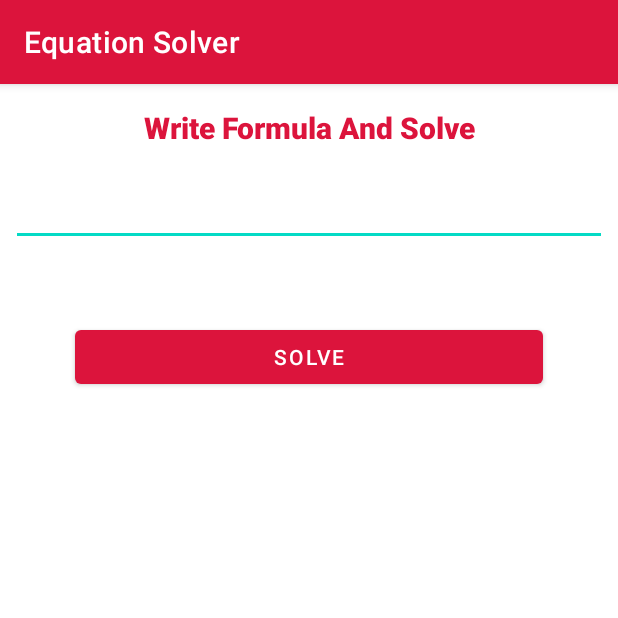
After one commit to Ahmed-hussien90/Equation_Solver, an Android app: the Calculate screen opened directly, with no data from a screen before it, on a phone screen of 412 x 824 dp, the top half of it. The commit adds this screen. Run offline under Robolectric (Android 15) with nearby library versions, the phone set to English and light mode, and no system bars; libraries missing offline, so code that uses them is left out: es.dmoral.toasty.

Commit message:
calculate manually

```diff
--- a/app/src/main/java/com/example/equationsolver/Binarzition.java
+++ b/app/src/main/java/com/example/equationsolver/Binarzition.java
@@ -36,7 +36,7 @@ import java.io.OutputStream;
 
 public class Binarzition extends AppCompatActivity implements View.OnClickListener, AppCompatSeekBar.OnSeekBarChangeListener {
     private ImageView img;
-    private SeekBar seekBar;
+    private AppCompatSeekBar seekBar;
     private Pix pix;
     private FloatingActionButton fab;
     public static Bitmap umbralization;
--- /dev/null
+++ b/app/src/main/java/com/example/equationsolver/Calculate.java
@@ -0,0 +1,79 @@
+package com.example.equationsolver;
+
+import androidx.appcompat.app.AppCompatActivity;
+
+import android.content.Context;
+import android.os.Bundle;
+import android.view.View;
+import android.view.animation.Animation;
+import android.view.animation.AnimationUtils;
+import android.widget.Button;
+import android.widget.EditText;
+import android.widget.ImageButton;
+import android.widget.LinearLayout;
+import android.widget.TextView;
+import android.widget.Toast;
+
+import com.example.equationsolver.solver.Solver;
+
+import es.dmoral.toasty.Toasty;
+
+public class Calculate extends AppCompatActivity {
+    private EditText editFormula;
+    private Button solveBtn;
+    private LinearLayout resLayout;
+    private TextView resText;
+    private ImageButton copyBtn;
+
+    @Override
+    protected void onCreate(Bundle savedInstanceState) {
+        super.onCreate(savedInstanceState);
+        setContentView(R.layout.activity_calculate);
+
+        editFormula = findViewById(R.id.formulaText);
+        solveBtn = findViewById(R.id.solveBTN);
+        resLayout = findViewById(R.id.resLayout2);
+        resText = findViewById(R.id.solText2);
+        copyBtn = findViewById(R.id.copyBtn2);
+
+        resLayout.setVisibility(View.GONE);
+
+
+
+        solveBtn.setOnClickListener(new View.OnClickListener() {
+            @Override
+            public void onClick(View view) {
+                String input = editFormula.getText().toString();
+                Solver solver = new Solver();
+                String res = solver.parseString(input);
+                resText.setText(res);
+                Animation slideInLAnim;
+                slideInLAnim = AnimationUtils.loadAnimation(getApplicationContext(), android.R.anim.slide_in_left);
+                resLayout.setVisibility(View.VISIBLE);
+                resLayout.startAnimation(slideInLAnim);
+            }
+        });
+
+        copyBtn.setOnClickListener(new View.OnClickListener() {
+            @Override
+            public void onClick(View view) {
+
+                int sdk = android.os.Build.VERSION.SDK_INT;
+                if (sdk < android.os.Build.VERSION_CODES.HONEYCOMB) {
+                    android.text.ClipboardManager clipboard = (android.text.ClipboardManager) getSystemService(Context.CLIPBOARD_SERVICE);
+                    clipboard.setText(resText.getText().toString());
+                } else {
+                    android.content.ClipboardManager clipboard = (android.content.ClipboardManager) getSystemService(Context.CLIPBOARD_SERVICE);
+                    android.content.ClipData clip = android.content.ClipData.newPlainText("simple text", resText.getText().toString());
+                    clipboard.setPrimaryClip(clip);
+                }
+
+                Toasty.success(Calculate.this, " Copied ", Toast.LENGTH_SHORT, true).show();
+
+
+            }
+        });
+
+
+    }
+}
--- a/app/src/main/java/com/example/equationsolver/DataDao.java
+++ b/app/src/main/java/com/example/equationsolver/DataDao.java
@@ -23,6 +23,6 @@ interface DataDao {
     @Insert
     Completable insertAll(Data... data);
 
-    @Delete
-    Completable delete(Data data);
+    @Query("DELETE FROM data WHERE Did = :id")
+    void delete(int id);
 }
--- /dev/null
+++ b/app/src/main/res/drawable/ic_baseline_delete_24.xml
@@ -0,0 +1,5 @@
+<vector android:height="32dp" android:tint="#DC143C"
+    android:viewportHeight="24" android:viewportWidth="24"
+    android:width="32dp" xmlns:android="http://schemas.android.com/apk/res/android">
+    <path android:fillColor="@android:color/white" android:pathData="M6,19c0,1.1 0.9,2 2,2h8c1.1,0 2,-0.9 2,-2V7H6v12zM19,4h-3.5l-1,-1h-5l-1,1H5v2h14V4z"/>
+</vector>
--- a/app/src/main/res/drawable/ic_baseline_save_24.xml
+++ b/app/src/main/res/drawable/ic_baseline_save_24.xml
@@ -1,5 +1,5 @@
-<vector android:height="32dp" android:tint="#DC143C"
+<vector android:height="24dp" android:tint="#DC143C"
     android:viewportHeight="24" android:viewportWidth="24"
-    android:width="32dp" xmlns:android="http://schemas.android.com/apk/res/android">
+    android:width="24dp" xmlns:android="http://schemas.android.com/apk/res/android">
     <path android:fillColor="@android:color/white" android:pathData="M17,3L5,3c-1.11,0 -2,0.9 -2,2v14c0,1.1 0.89,2 2,2h14c1.1,0 2,-0.9 2,-2L21,7l-4,-4zM12,19c-1.66,0 -3,-1.34 -3,-3s1.34,-3 3,-3 3,1.34 3,3 -1.34,3 -3,3zM15,9L5,9L5,5h10v4z"/>
 </vector>
--- a/app/src/main/res/drawable/ic_baseline_send_24.xml
+++ b/app/src/main/res/drawable/ic_baseline_send_24.xml
@@ -1,5 +1,5 @@
-<vector android:autoMirrored="true" android:height="32dp"
+<vector android:autoMirrored="true" android:height="24dp"
     android:tint="#DC143C" android:viewportHeight="24"
-    android:viewportWidth="24" android:width="32dp" xmlns:android="http://schemas.android.com/apk/res/android">
+    android:viewportWidth="24" android:width="24dp" xmlns:android="http://schemas.android.com/apk/res/android">
     <path android:fillColor="@android:color/white" android:pathData="M2.01,21L23,12 2.01,3 2,10l15,2 -15,2z"/>
 </vector>
--- /dev/null
+++ b/app/src/main/res/layout/activity_calculate.xml
@@ -0,0 +1,100 @@
+<?xml version="1.0" encoding="utf-8"?>
+<RelativeLayout xmlns:android="http://schemas.android.com/apk/res/android"
+    xmlns:app="http://schemas.android.com/apk/res-auto"
+    xmlns:tools="http://schemas.android.com/tools"
+    android:layout_width="match_parent"
+    android:layout_height="match_parent"
+    tools:context=".Calculate">
+
+    <TextView
+        android:id="@+id/texta"
+        android:layout_width="match_parent"
+        android:layout_height="wrap_content"
+        android:text="Write Formula And Solve"
+        android:textStyle="bold"
+        android:textSize="20sp"
+        android:textColor="@color/pink"
+        android:fontFamily="sans-serif-black"
+        android:layout_alignParentStart="true"
+        android:layout_centerHorizontal="true"
+        android:gravity="center"
+        android:layout_marginTop="15dp"
+        />
+
+    <EditText
+        android:id="@+id/formulaText"
+        android:layout_width="match_parent"
+        android:layout_height="wrap_content"
+        android:layout_marginTop="20dp"
+        android:layout_marginLeft="7dp"
+        android:layout_marginRight="7dp"
+        android:gravity="center"
+        android:layout_below="@+id/texta"
+        />
+
+    <Button
+        android:id="@+id/solveBTN"
+        android:layout_width="match_parent"
+        android:layout_height="wrap_content"
+        android:layout_centerVertical="true"
+        android:layout_centerHorizontal="true"
+        android:layout_margin="50dp"
+        android:text="solve"
+        android:gravity="center"
+        android:layout_below="@id/formulaText"
+        />
+
+    <LinearLayout
+        android:id="@+id/resLayout2"
+        android:layout_width="match_parent"
+        android:layout_height="wrap_content"
+        android:layout_marginTop="20dp"
+        android:orientation="horizontal"
+        android:layout_below="@id/solveBTN">
+
+        <LinearLayout
+            android:layout_width="0dp"
+            android:layout_height="wrap_content"
+            android:layout_weight="11"
+            android:layout_marginTop="10dp"
+            android:orientation="vertical">
+
+            <TextView
+                android:layout_width="wrap_content"
+                android:layout_height="wrap_content"
+                android:layout_gravity="center"
+                android:fontFamily="monospace"
+                android:text="Solution"
+                android:textColor="@color/equation_background"
+                android:textSize="20dp"
+                android:textStyle="bold" />
+
+            <TextView
+                android:id="@+id/solText2"
+                android:layout_width="wrap_content"
+                android:layout_height="wrap_content"
+                android:layout_gravity="center"
+                android:layout_marginTop="10dp"
+                android:layout_marginBottom="5dp"
+                android:text="Result Here"
+                android:textColor="@color/black"
+                android:textSize="20dp" />
+        </LinearLayout>
+
+        <ImageButton
+            android:id="@+id/copyBtn2"
+            android:layout_width="0dp"
+            android:layout_height="wrap_content"
+            android:layout_weight="1"
+            android:layout_gravity="center_vertical"
+            android:layout_margin="7dp"
+            android:layout_marginTop="10dp"
+            android:background="@color/white"
+            android:src="@drawable/ic_baseline_content_copy_32"
+            android:textColor="@color/pink" />
+
+
+    </LinearLayout>
+
+
+</RelativeLayout>
--- a/app/src/main/res/layout/activity_rotate_and_crop.xml
+++ b/app/src/main/res/layout/activity_rotate_and_crop.xml
@@ -51,6 +51,6 @@
         android:layout_alignParentBottom="true"
         android:layout_margin="16dp"
         android:src="@drawable/ic_done_white_24dp"
-        app:backgroundTint="@color/purple_500" />
+        app:backgroundTint="@color/pink" />
 
 </RelativeLayout>
--- a/app/src/main/res/menu/navigation_menu.xml
+++ b/app/src/main/res/menu/navigation_menu.xml
@@ -2,6 +2,7 @@
 <menu xmlns:android="http://schemas.android.com/apk/res/android"
     xmlns:tools="http://schemas.android.com/tools"
     xmlns:app="http://schemas.android.com/apk/res-auto"
+    xmlns:mytest="http://schemas.android.com/apk/res-auto"
     tools:ignore="HardcodedText">
 
     <item
@@ -19,7 +20,8 @@
     <item
         android:id="@+id/nav_history"
         android:title="History"
-        app:showAsAction="always"
+        android:showAsAction="always"
+        mytest:showAsAction="always"
         tools:ignore="AppCompatResource"
         />
 
--- a/app/src/main/res/values/themes.xml
+++ b/app/src/main/res/values/themes.xml
@@ -14,4 +14,10 @@
         <!-- Customize your theme here. -->
     </style>
 
+    <style name="MySeekBar" parent="Widget.AppCompat.SeekBar">
+        <item name="android:progressBackgroundTint">#f4511e</item>
+        <item name="android:progressTint">#388e3c</item>
+        <item name="android:thumbTint">#c51162</item>
+    </style>
+
 </resources>
```
Also changed, not shown: app/src/main/AndroidManifest.xml (+9 -4 lines), app/src/main/java/com/example/equationsolver/History.java (+6 -4 lines), app/src/main/java/com/example/equationsolver/Home.java (+12 -0 lines), app/src/main/java/com/example/equationsolver/equationsAdapter.java (+50 -1 lines), app/src/main/res/layout/activity_binarzition.xml (+5 -3 lines), app/src/main/res/layout/activity_home.xml (+21 -14 lines), app/src/main/res/layout/activity_result_acitivity.xml (+3 -5 lines), app/src/main/res/layout/data_list.xml (+30 -11 lines).
